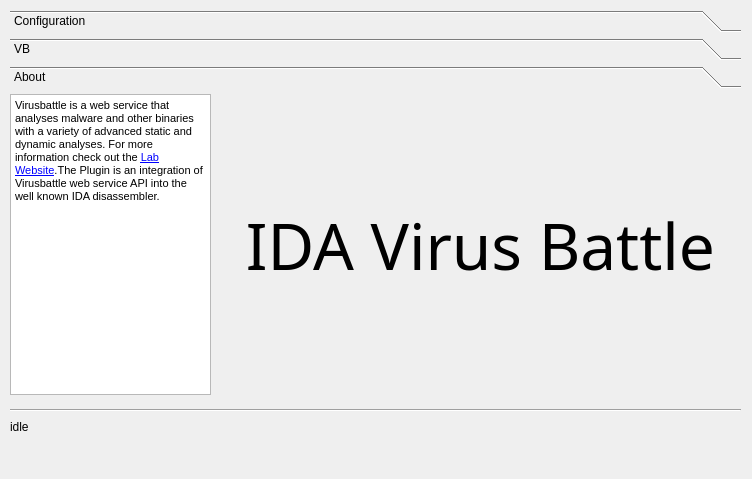
flowyroll/virusbattle-ida-plugin, file virusbattle/VBUI.ui: the form before one commit.
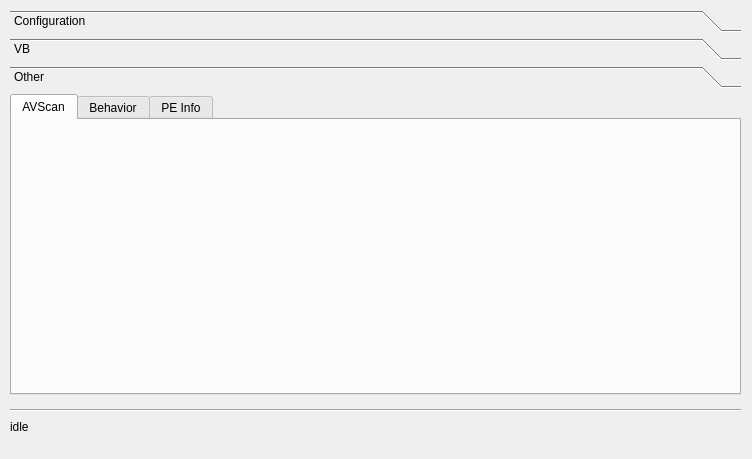
The form after the commit. The open tabs and pages were chosen to show the change.

Diff of the .ui file:
```diff
--- a/virusbattle/VBUI.ui
+++ b/virusbattle/VBUI.ui
@@ -10,7 +10,7 @@
     <x>0</x>
     <y>0</y>
     <width>752</width>
-    <height>479</height>
+    <height>459</height>
    </rect>
   </property>
   <property name="sizePolicy">
@@ -526,14 +526,47 @@
       </property>
      </widget>
     </widget>
+    <widget class="QTextBrowser" name="browserAboutUs">
+     <property name="geometry">
+      <rect>
+       <x>0</x>
+       <y>130</y>
+       <width>201</width>
+       <height>151</height>
+      </rect>
+     </property>
+     <property name="html">
+      <string>&lt;!DOCTYPE HTML PUBLIC &quot;-//W3C//DTD HTML 4.0//EN&quot; &quot;http://www.w3.org/TR/REC-html40/strict.dtd&quot;&gt;
+&lt;html&gt;&lt;head&gt;&lt;meta name=&quot;qrichtext&quot; content=&quot;1&quot; /&gt;&lt;style type=&quot;text/css&quot;&gt;
+p, li { white-space: pre-wrap; }
+&lt;/style&gt;&lt;/head&gt;&lt;body style=&quot; font-family:'MS Shell Dlg 2'; font-size:8.25pt; font-weight:400; font-style:normal;&quot;&gt;
+&lt;p style=&quot; margin-top:0px; margin-bottom:0px; margin-left:0px; margin-right:0px; -qt-block-indent:0; text-indent:0px;&quot;&gt;&lt;span style=&quot; font-size:8pt;&quot;&gt;Virusbattle is a web service that analyses malware and other binaries with a variety of advanced static and dynamic analyses. For more information check out the &lt;/span&gt;&lt;a href=&quot;http://ulsrl.org/project/VirusBattle/&quot;&gt;&lt;span style=&quot; font-size:8pt; text-decoration: underline; color:#0000ff;&quot;&gt;Lab Website&lt;/span&gt;&lt;/a&gt;&lt;span style=&quot; font-size:8pt;&quot;&gt;.The Plugin is an integration of Virusbattle web service API into the well known IDA disassembler. &lt;/span&gt;&lt;/p&gt;&lt;/body&gt;&lt;/html&gt;</string>
+     </property>
+     <property name="openExternalLinks">
+      <bool>true</bool>
+     </property>
+    </widget>
+    <widget class="QLabel" name="label_41">
+     <property name="geometry">
+      <rect>
+       <x>0</x>
+       <y>110</y>
+       <width>51</width>
+       <height>20</height>
+      </rect>
+     </property>
+     <property name="text">
+      <string>About:</string>
+     </property>
+    </widget>
    </widget>
    <widget class="QWidget" name="page">
     <property name="geometry">
      <rect>
       <x>0</x>
       <y>0</y>
-      <width>98</width>
-      <height>28</height>
+      <width>731</width>
+      <height>310</height>
      </rect>
     </property>
     <attribute name="label">
@@ -2059,62 +2092,37 @@
      </widget>
     </widget>
    </widget>
-   <widget class="QWidget" name="pageAbout">
-    <property name="geometry">
-     <rect>
-      <x>0</x>
-      <y>0</y>
-      <width>98</width>
-      <height>28</height>
-     </rect>
-    </property>
+   <widget class="QWidget" name="page_2">
     <attribute name="label">
-     <string>About</string>
+     <string>Other</string>
     </attribute>
-    <widget class="QTextBrowser" name="browserAboutUs">
+    <widget class="QTabWidget" name="tabWidget">
      <property name="geometry">
       <rect>
        <x>0</x>
        <y>0</y>
-       <width>201</width>
+       <width>731</width>
        <height>301</height>
       </rect>
      </property>
-     <property name="html">
-      <string>&lt;!DOCTYPE HTML PUBLIC &quot;-//W3C//DTD HTML 4.0//EN&quot; &quot;http://www.w3.org/TR/REC-html40/strict.dtd&quot;&gt;
-&lt;html&gt;&lt;head&gt;&lt;meta name=&quot;qrichtext&quot; content=&quot;1&quot; /&gt;&lt;style type=&quot;text/css&quot;&gt;
-p, li { white-space: pre-wrap; }
-&lt;/style&gt;&lt;/head&gt;&lt;body style=&quot; font-family:'MS Shell Dlg 2'; font-size:8.25pt; font-weight:400; font-style:normal;&quot;&gt;
-&lt;p style=&quot; margin-top:0px; margin-bottom:0px; margin-left:0px; margin-right:0px; -qt-block-indent:0; text-indent:0px;&quot;&gt;&lt;span style=&quot; font-size:8pt;&quot;&gt;Virusbattle is a web service that analyses malware and other binaries with a variety of advanced static and dynamic analyses. For more information check out the &lt;/span&gt;&lt;a href=&quot;http://ulsrl.org/project/VirusBattle/&quot;&gt;&lt;span style=&quot; font-size:8pt; text-decoration: underline; color:#0000ff;&quot;&gt;Lab Website&lt;/span&gt;&lt;/a&gt;&lt;span style=&quot; font-size:8pt;&quot;&gt;.The Plugin is an integration of Virusbattle web service API into the well known IDA disassembler. &lt;/span&gt;&lt;/p&gt;&lt;/body&gt;&lt;/html&gt;</string>
+     <property name="currentIndex">
+      <number>0</number>
      </property>
-     <property name="openExternalLinks">
-      <bool>true</bool>
-     </property>
-    </widget>
-    <widget class="QLabel" name="label_4">
-     <property name="geometry">
-      <rect>
-       <x>210</x>
-       <y>0</y>
-       <width>521</width>
-       <height>301</height>
-      </rect>
-     </property>
-     <property name="font">
-      <font>
-       <family>MV Boli</family>
-       <pointsize>48</pointsize>
-      </font>
-     </property>
-     <property name="text">
-      <string>IDA Virus Battle</string>
-     </property>
-     <property name="textFormat">
-      <enum>Qt::LogText</enum>
-     </property>
-     <property name="alignment">
-      <set>Qt::AlignCenter</set>
-     </property>
+     <widget class="QWidget" name="tab_3">
+      <attribute name="title">
+       <string>AVScan</string>
+      </attribute>
+     </widget>
+     <widget class="QWidget" name="tab_4">
+      <attribute name="title">
+       <string>Behavior</string>
+      </attribute>
+     </widget>
+     <widget class="QWidget" name="tab_5">
+      <attribute name="title">
+       <string>PE Info</string>
+      </attribute>
+     </widget>
     </widget>
    </widget>
   </widget>
```
